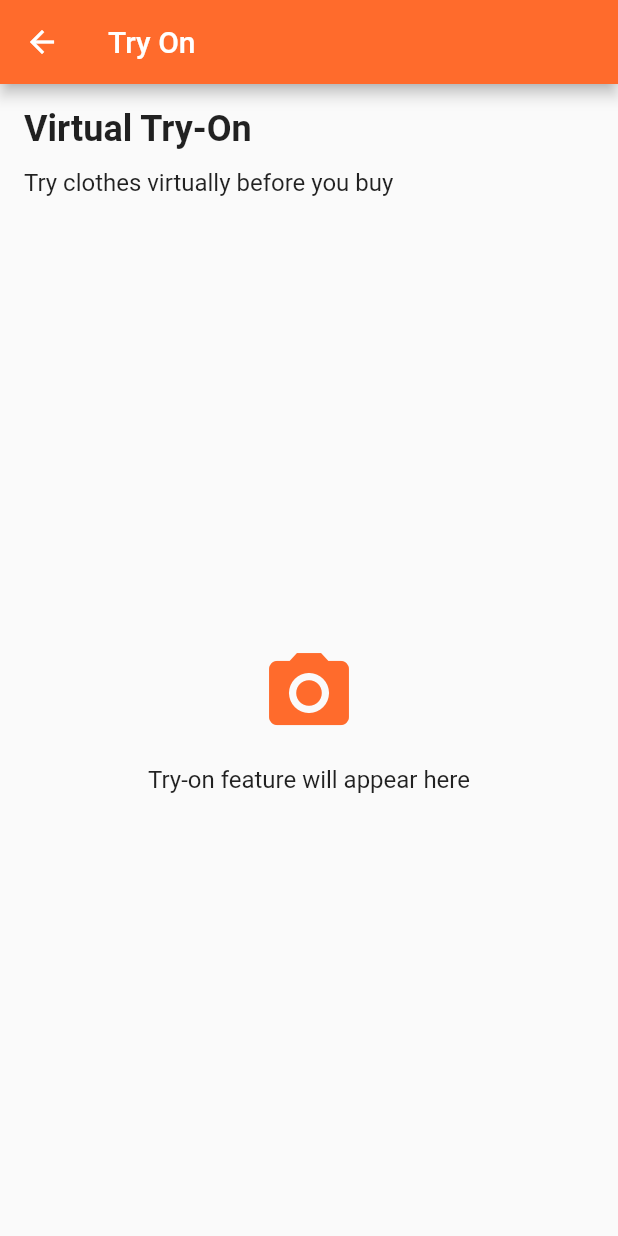
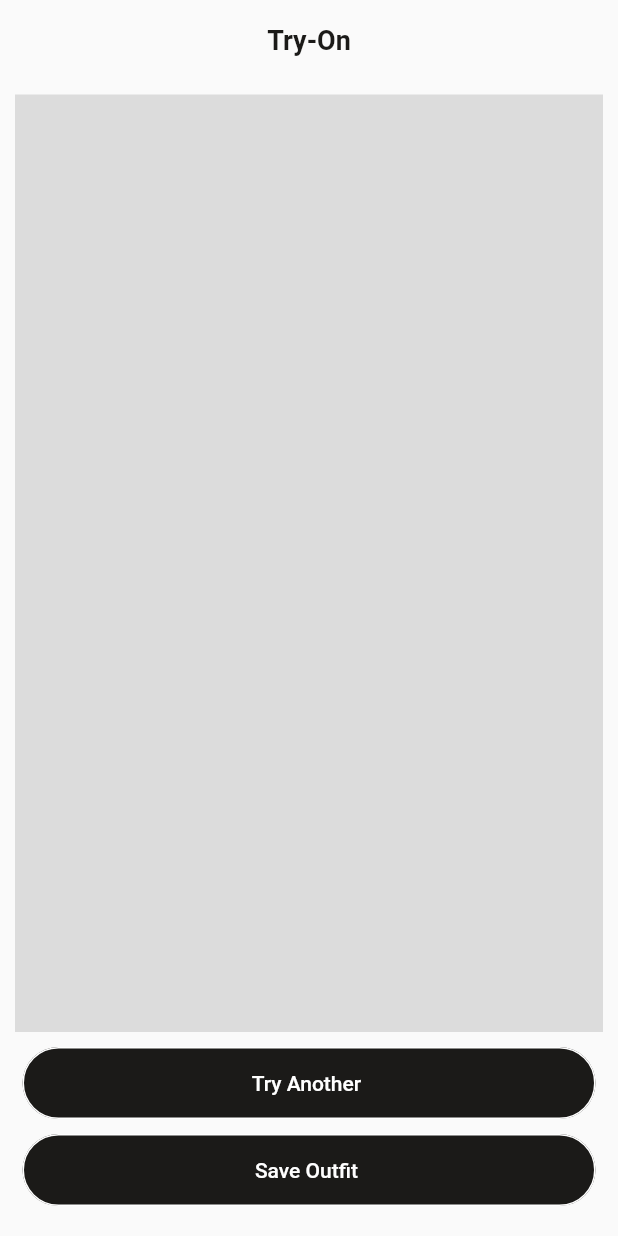
Before and after one commit to Alyan-Hanif/bonique_app, a Flutter app: the TryOnPage screen opened directly, on a phone screen of 412 x 824 dp. Run offline on Flutter 3.47's test engine with Material 3 defaults, Android fonts, the phone set to English and light mode, and no system bars; our stand-ins replace flutter_riverpod, google_sign_in, supabase_flutter; accounts and stored records are empty.

Commit message:
updated ui for home pages and updated duraction of splash according to figma

```diff
--- a/lib/features/home/view/try_on_page.dart
+++ b/lib/features/home/view/try_on_page.dart
@@ -1,3 +1,4 @@
+import 'package:bonique/features/home/widgets/home_widgets.dart';
 import 'package:flutter/material.dart';
 import 'package:flutter_riverpod/flutter_riverpod.dart';
 
@@ -7,47 +8,45 @@ class TryOnPage extends ConsumerWidget {
   @override
   Widget build(BuildContext context, WidgetRef ref) {
     return Scaffold(
-      appBar: AppBar(
-        title: const Text('Try On'),
-        backgroundColor: const Color(0xFFFF6B2C),
-        foregroundColor: Colors.white,
-      ),
-      body: Padding(
-        padding: const EdgeInsets.all(16.0),
+      // appBar: AppBar(
+      //   title: const Text('Try On'),
+      //   backgroundColor: const Color(0xFFFF6B2C),
+      //   foregroundColor: Colors.white,
+      // ),
+      body: SafeArea(
         child: Column(
-          crossAxisAlignment: CrossAxisAlignment.start,
+          crossAxisAlignment: CrossAxisAlignment.center,
           children: [
-            Text(
-              'Virtual Try-On',
-              style: Theme.of(context).textTheme.headlineSmall?.copyWith(
-                    fontWeight: FontWeight.bold,
+            Container(
+              padding: const EdgeInsets.symmetric(horizontal: 20, vertical: 16),
+              child: const Center(
+                child: Text(
+                  'Try-On',
+                  style: TextStyle(
+                    fontSize: 18,
+                    fontWeight: FontWeight.w600,
+                    color: Color(0xFF1B1A18),
                   ),
-            ),
-            const SizedBox(height: 12),
-            Text(
-              'Try clothes virtually before you buy',
-              style: Theme.of(context).textTheme.titleMedium,
-            ),
-            const SizedBox(height: 20),
-            const Expanded(
-              child: Center(
-                child: Column(
-                  mainAxisAlignment: MainAxisAlignment.center,
-                  children: [
-                    Icon(
-                      Icons.camera_alt,
-                      size: 64,
-                      color: Color(0xFFFF6B2C),
-                    ),
-                    SizedBox(height: 16),
-                    Text(
-                      'Try-on feature will appear here',
-                      style: TextStyle(fontSize: 16),
-                    ),
-                  ],
                 ),
               ),
             ),
+
+            Expanded(child: Padding(
+              padding: const EdgeInsets.all(10.0),
+              child: Container(
+
+                color: Colors.black12,
+              ),
+            )),
+
+            TryOnBtn(text: "Try Another ", onPressed: (){}, isLoading: false),
+
+            SizedBox(height: 10,),
+
+            TryOnBtn(text: "Save Outfit ", onPressed: (){}, isLoading: false),
+
+            SizedBox(height: 20,),
+
           ],
         ),
       ),
--- a/lib/features/home/widgets/home_widgets.dart
+++ b/lib/features/home/widgets/home_widgets.dart
@@ -15,3 +15,86 @@ class HomeGreeting extends StatelessWidget {
     );
   }
 }
+
+class TryOnBtn extends StatelessWidget {
+  final String text;
+  final VoidCallback? onPressed;
+  final bool isLoading;
+
+  const TryOnBtn({
+    super.key ,
+    required this.text,
+    required this.onPressed,
+    required this.isLoading});
+
+  @override
+  Widget build(BuildContext context) {
+    return SizedBox(
+      width: 382,
+      height: 48,
+        child: ElevatedButton(
+        style: ElevatedButton.styleFrom(
+          backgroundColor: const Color(0xFF1B1A18),
+          foregroundColor: Colors.white,
+          shape: RoundedRectangleBorder(
+            borderRadius: BorderRadius.circular(48),
+            side: const BorderSide(
+              color: Colors.white,
+              width: 1,
+            ),
+          ),
+          elevation: 0,
+        ),
+        onPressed: isLoading ? null : onPressed,
+        child: isLoading
+            ? const SizedBox(
+          width: 24,
+          height: 24,
+          child: CircularProgressIndicator(
+            color: Colors.white,
+            strokeWidth: 2,
+          ),
+        )
+            : Text(text),
+      ),
+    );
+
+  }
+}
+
+
+
+//
+//   @override
+//   Widget build(BuildContext context) {
+//     return SizedBox(
+//       width: 327, // fixed width
+//       height: 48, // fixed height
+//       child: ElevatedButton(
+//         style: ElevatedButton.styleFrom(
+//           backgroundColor: const Color(0xFF1B1A18),
+//           foregroundColor: Colors.white,
+//           shape: RoundedRectangleBorder(
+//             borderRadius: BorderRadius.circular(48),
+//             side: const BorderSide(
+//               color: Colors.white,
+//               width: 1,
+//             ),
+//           ),
+//           elevation: 0,
+//         ),
+//         onPressed: isLoading ? null : onPressed,
+//         child: isLoading
+//             ? const SizedBox(
+//           width: 24,
+//           height: 24,
+//           child: CircularProgressIndicator(
+//             color: Colors.white,
+//             strokeWidth: 2,
+//           ),
+//         )
+//             : Text(text, style: AuthTextStyles.button),
+//       ),
+//     );
+//   }
+// }
```
Also changed, not shown: lib/features/home/view/discovery_page.dart (+13 -13 lines), lib/features/splash/view/splash_page.dart (+25 -27 lines).
